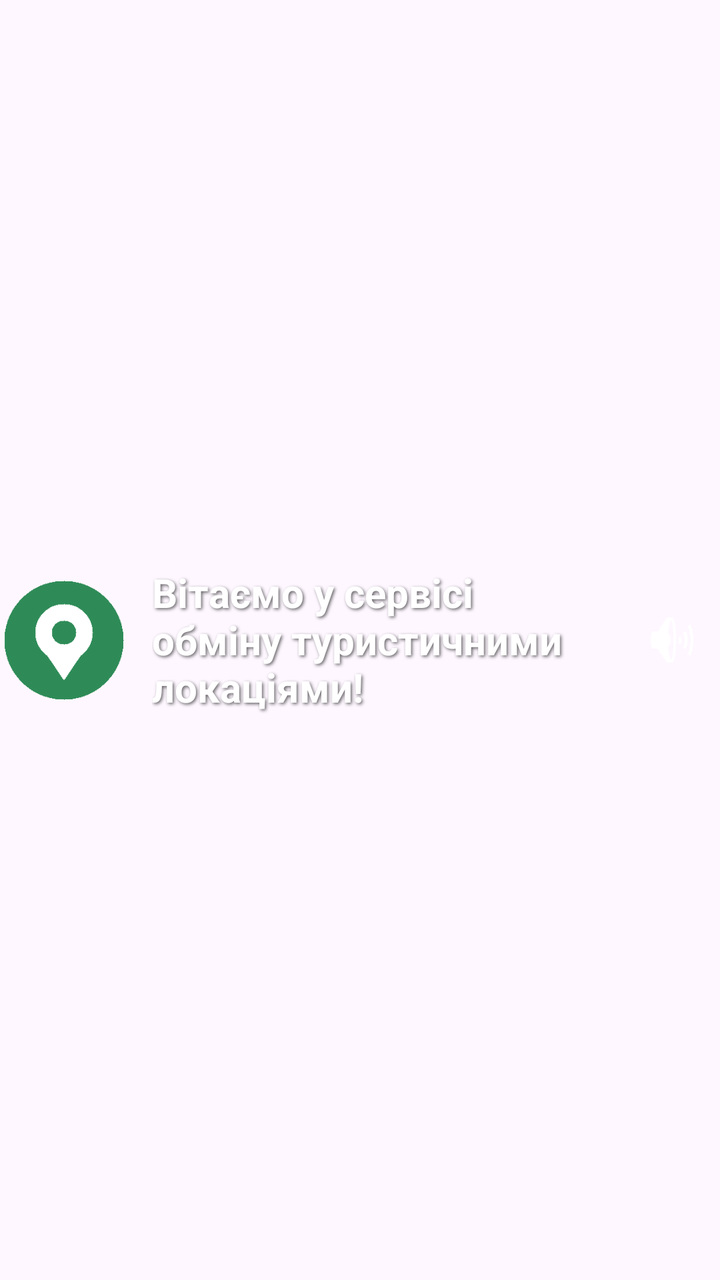
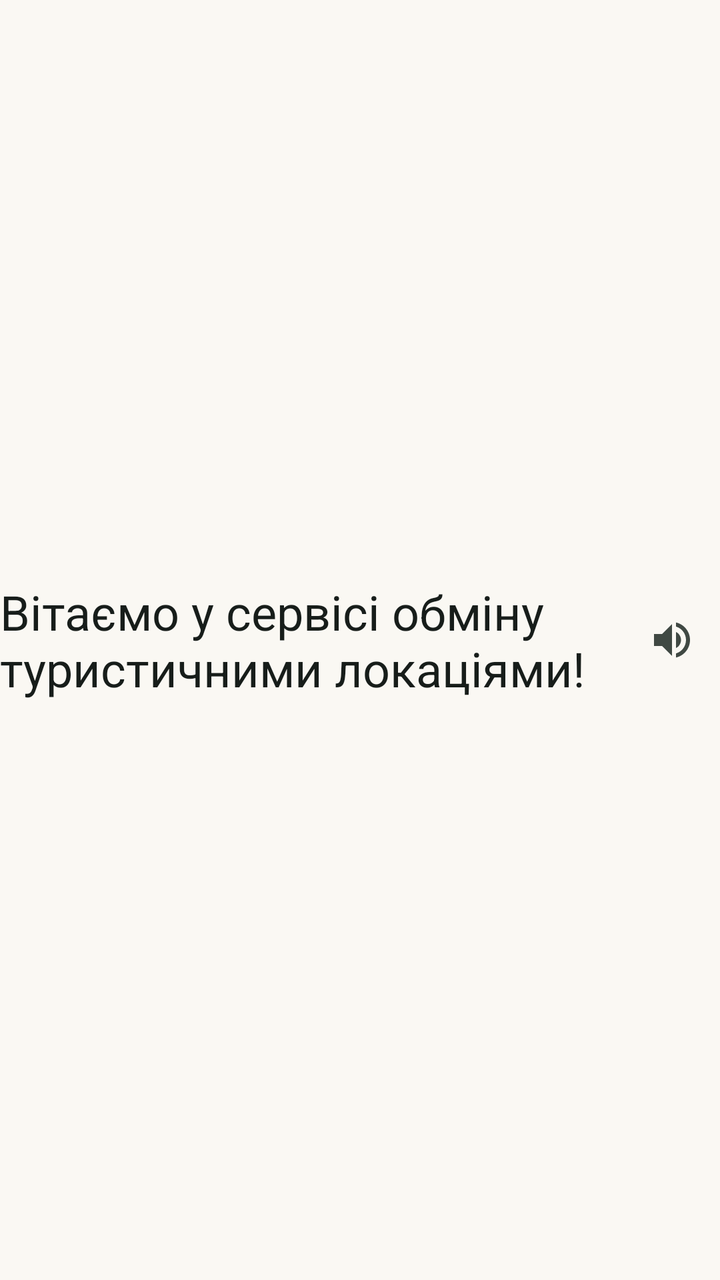

An Android layout rendered at two revisions. The XML below is the earlier revision; the diff shows what the commit changed to produce the second picture.
<!-- AndroidManifest.xml: application theme Theme.TourSpots -->
<!-- res/layout/header_greeting.xml -->
<?xml version="1.0" encoding="utf-8"?>
<LinearLayout xmlns:android="http://schemas.android.com/apk/res/android"
    xmlns:app="http://schemas.android.com/apk/res-auto"
    android:layout_width="match_parent"
    android:layout_height="wrap_content"
    android:gravity="center_vertical"
    android:orientation="horizontal">

    <ImageView
        android:id="@+id/ivLogo"
        android:layout_width="64dp"
        android:layout_height="64dp"
        android:contentDescription="@string/logo_description"
        android:src="@drawable/logo" />

    <TextView
        android:id="@+id/tvGreeting"
        android:layout_width="0dp"
        android:layout_height="wrap_content"
        android:layout_marginStart="12dp"
        android:layout_weight="1"
        android:shadowColor="#99000000"
        android:shadowDx="2"
        android:shadowDy="2"
        android:shadowRadius="4"
        android:text="@string/greeting"
        android:textColor="@color/white"
        android:textSize="20sp"
        android:textStyle="bold" />

    <ImageButton
        android:id="@+id/btnPlaySound"
        android:layout_width="48dp"
        android:layout_height="48dp"
        android:background="?attr/selectableItemBackgroundBorderless"
        android:contentDescription="@string/play_sound"
        android:src="@android:drawable/ic_lock_silent_mode_off"
        app:tint="@color/white" />
</LinearLayout>
<!-- resources referenced by this layout -->
<resources>
  <color name="white">#FFFFFF</color>
  <!-- drawable logo: png bitmap (drawable-nodpi, 1088 bytes) -->
  <string name="logo_description">Логотип TourSpots</string>
  <style name="Theme.TourSpots" parent="Theme.Material3.Light.NoActionBar">
          <item name="colorPrimary">@color/green_primary</item>
          <item name="colorOnPrimary">@color/white</item>
          <item name="colorSecondary">@color/sky</item>
      </style>
  <color name="green_primary">#2E8B57</color>
  <color name="sky">#7EC8E3</color>
  <!-- unchanged entries left out for length: 2 -->
</resources>

<!-- the commit's change to res/layout/header_greeting.xml (unified diff, before → after) -->
@@ -6,27 +6,14 @@
     android:gravity="center_vertical"
     android:orientation="horizontal">
 
-    <ImageView
-        android:id="@+id/ivLogo"
-        android:layout_width="64dp"
-        android:layout_height="64dp"
-        android:contentDescription="@string/logo_description"
-        android:src="@drawable/logo" />
-
     <TextView
         android:id="@+id/tvGreeting"
         android:layout_width="0dp"
         android:layout_height="wrap_content"
-        android:layout_marginStart="12dp"
         android:layout_weight="1"
-        android:shadowColor="#99000000"
-        android:shadowDx="2"
-        android:shadowDy="2"
-        android:shadowRadius="4"
         android:text="@string/greeting"
-        android:textColor="@color/white"
-        android:textSize="20sp"
-        android:textStyle="bold" />
+        android:textAppearance="?attr/textAppearanceHeadlineSmall"
+        android:textColor="?attr/colorOnSurface" />
 
     <ImageButton
         android:id="@+id/btnPlaySound"
@@ -34,6 +21,6 @@
         android:layout_height="48dp"
         android:background="?attr/selectableItemBackgroundBorderless"
         android:contentDescription="@string/play_sound"
-        android:src="@android:drawable/ic_lock_silent_mode_off"
-        app:tint="@color/white" />
+        android:src="@drawable/ic_volume_up"
+        app:tint="?attr/colorOnSurfaceVariant" />
 </LinearLayout>
<!-- resource entries referenced after the edit -->
@@ -1,15 +1,85 @@
 <!-- resources referenced by this layout -->
 <resources>
-  <color name="white">#FFFFFF</color>
-  <!-- drawable logo: png bitmap (drawable-nodpi, 1088 bytes) -->
-  <string name="logo_description">Логотип TourSpots</string>
-  <style name="Theme.TourSpots" parent="Theme.Material3.Light.NoActionBar">
-          <item name="colorPrimary">@color/green_primary</item>
-          <item name="colorOnPrimary">@color/white</item>
-          <item name="colorSecondary">@color/sky</item>
+  <!-- drawable ic_volume_up (drawable) -->
+  <?xml version="1.0" encoding="utf-8"?>
+  <vector xmlns:android="http://schemas.android.com/apk/res/android"
+      android:width="24dp"
+      android:height="24dp"
+      android:viewportWidth="24"
+      android:viewportHeight="24"
+      android:tint="?attr/colorControlNormal">
+      <path
+          android:fillColor="@android:color/white"
+          android:pathData="M3,9v6h4l5,5V4L7,9H3zM16.5,12c0-1.77-1.02-3.29-2.5-4.03v8.05c1.48-.73 2.5-2.25 2.5-4.02zM14,3.23v2.06c2.89.86 5,3.54 5,6.71s-2.11,5.85-5,6.71v2.06c4.01-.91 7-4.49 7-8.77s-2.99-7.86-7-8.77z" />
+  </vector>
+  <style name="Theme.TourSpots" parent="Theme.Material3.DayNight.NoActionBar">
+          <item name="colorPrimary">@color/md_primary</item>
+          <item name="colorOnPrimary">@color/md_on_primary</item>
+          <item name="colorPrimaryContainer">@color/md_primary_container</item>
+          <item name="colorOnPrimaryContainer">@color/md_on_primary_container</item>
+          <item name="colorSecondary">@color/md_secondary</item>
+          <item name="colorOnSecondary">@color/md_on_secondary</item>
+          <item name="colorSecondaryContainer">@color/md_secondary_container</item>
+          <item name="colorOnSecondaryContainer">@color/md_on_secondary_container</item>
+          <item name="colorTertiary">@color/md_tertiary</item>
+          <item name="colorOnTertiary">@color/md_on_tertiary</item>
+          <item name="colorTertiaryContainer">@color/md_tertiary_container</item>
+          <item name="colorOnTertiaryContainer">@color/md_on_tertiary_container</item>
+          <item name="colorSurface">@color/md_surface</item>
+          <item name="colorOnSurface">@color/md_on_surface</item>
+          <item name="colorSurfaceVariant">@color/md_surface_variant</item>
+          <item name="colorOnSurfaceVariant">@color/md_on_surface_variant</item>
+          <item name="colorSurfaceContainer">@color/md_surface_container</item>
+          <item name="colorSurfaceContainerHigh">@color/md_surface_container_high</item>
+          <item name="colorOutline">@color/md_outline</item>
+          <item name="colorError">@color/md_error</item>
+          <item name="colorOnError">@color/md_on_error</item>
+          <item name="android:colorBackground">@color/md_surface</item>
+          <item name="android:windowBackground">@color/md_surface</item>
+          <item name="android:statusBarColor">@android:color/transparent</item>
+          <item name="android:navigationBarColor">@android:color/transparent</item>
+          <item name="android:windowLightStatusBar">true</item>
+          <item name="android:windowLightNavigationBar">true</item>
+          <item name="shapeAppearanceSmallComponent">@style/ShapeAppearance.TourSpots.Small</item>
+          <item name="shapeAppearanceMediumComponent">@style/ShapeAppearance.TourSpots.Medium</item>
+          <item name="shapeAppearanceLargeComponent">@style/ShapeAppearance.TourSpots.Large</item>
       </style>
-  <color name="green_primary">#2E8B57</color>
-  <color name="sky">#7EC8E3</color>
+  <color name="md_primary">#1F7048</color>
+  <color name="md_on_primary">#FFFFFF</color>
+  <color name="md_primary_container">#B4F0CB</color>
+  <color name="md_on_primary_container">#00210F</color>
+  <color name="md_secondary">#3F6374</color>
+  <color name="md_on_secondary">#FFFFFF</color>
+  <color name="md_secondary_container">#C3E8FB</color>
+  <color name="md_on_secondary_container">#001F2A</color>
+  <color name="md_tertiary">#7EC8E3</color>
+  <color name="md_on_tertiary">#003547</color>
+  <color name="md_tertiary_container">#D0EEFA</color>
+  <color name="md_on_tertiary_container">#001F2A</color>
+  <color name="md_surface">#FAF8F3</color>
+  <color name="md_on_surface">#171D1A</color>
+  <color name="md_surface_variant">#DCE5DD</color>
+  <color name="md_on_surface_variant">#404943</color>
+  <color name="md_surface_container">#EAF0EB</color>
+  <color name="md_surface_container_high">#E4EAE5</color>
+  <color name="md_outline">#707973</color>
+  <color name="md_error">#BA1A1A</color>
+  <color name="md_on_error">#FFFFFF</color>
+  <style name="ShapeAppearance.TourSpots.Small" parent="ShapeAppearance.Material3.SmallComponent">
+          <item name="cornerFamily">rounded</item>
+          <item name="cornerSize">@dimen/corner_small</item>
+      </style>
+  <style name="ShapeAppearance.TourSpots.Medium" parent="ShapeAppearance.Material3.MediumComponent">
+          <item name="cornerFamily">rounded</item>
+          <item name="cornerSize">@dimen/corner_medium</item>
+      </style>
+  <style name="ShapeAppearance.TourSpots.Large" parent="ShapeAppearance.Material3.LargeComponent">
+          <item name="cornerFamily">rounded</item>
+          <item name="cornerSize">@dimen/corner_large</item>
+      </style>
+  <dimen name="corner_small">8dp</dimen>
+  <dimen name="corner_medium">12dp</dimen>
+  <dimen name="corner_large">28dp</dimen>
   <!-- unchanged entries left out for length: 2 -->
 </resources>
 
